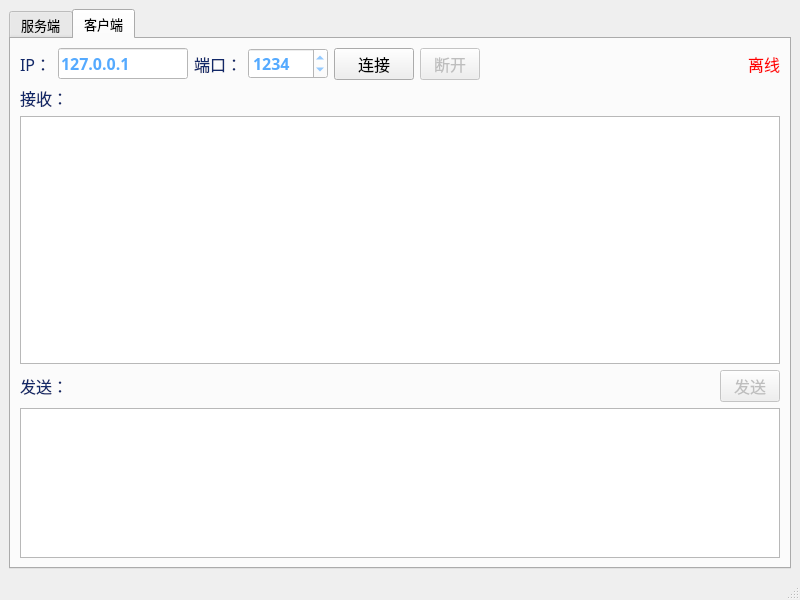
Above: wsTest/mainwindow.ui from RMStonight/WebSocketTest before the change. Below: the same form after it.
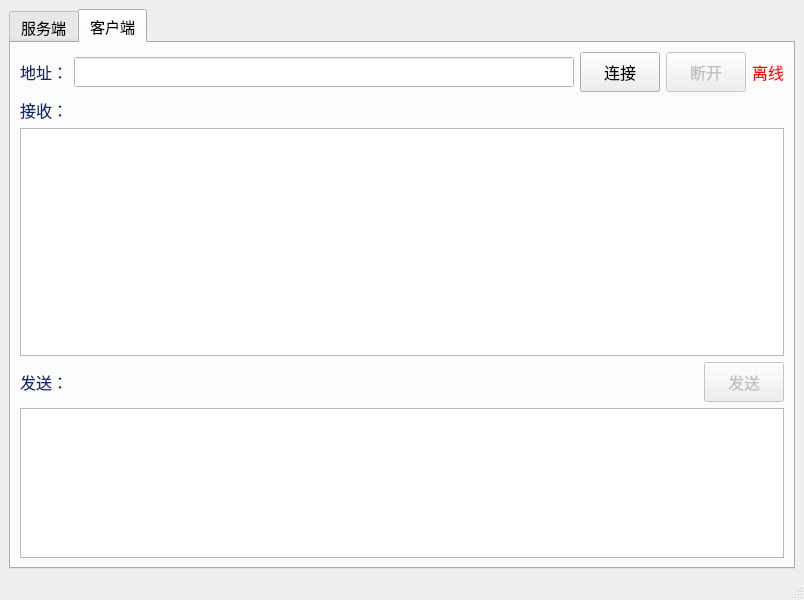
That is the form after the change. The open tabs and pages were chosen to show the change.

What changed in the file:
```diff
--- a/wsTest/mainwindow.ui
+++ b/wsTest/mainwindow.ui
@@ -20,7 +20,7 @@
       <property name="font">
        <font>
         <family>等线</family>
-        <pointsize>10</pointsize>
+        <pointsize>11</pointsize>
        </font>
       </property>
       <property name="currentIndex">
@@ -392,58 +392,20 @@
          <layout class="QHBoxLayout" name="horizontalLayout_3">
           <item>
            <widget class="QLabel" name="label_6">
-            <property name="font">
-             <font>
-              <family>华文中宋</family>
-              <pointsize>12</pointsize>
-              <weight>50</weight>
-              <bold>false</bold>
-             </font>
-            </property>
-            <property name="styleSheet">
-             <string notr="true">background-color: rgba(255, 255, 255, 0);
-color: rgb(18, 40, 104);</string>
-            </property>
-            <property name="text">
-             <string>IP：</string>
-            </property>
-           </widget>
-          </item>
-          <item>
-           <widget class="QLineEdit" name="socketIP">
             <property name="minimumSize">
              <size>
-              <width>130</width>
-              <height>0</height>
+              <width>0</width>
+              <height>30</height>
              </size>
             </property>
             <property name="maximumSize">
              <size>
-              <width>130</width>
-              <height>16777215</height>
+              <width>16777215</width>
+              <height>30</height>
              </size>
             </property>
             <property name="font">
              <font>
-              <family>等线</family>
-              <pointsize>12</pointsize>
-              <weight>75</weight>
-              <bold>true</bold>
-             </font>
-            </property>
-            <property name="styleSheet">
-             <string notr="true">background-color: rgb(255, 255, 255);
-color: rgb(85, 170, 255);</string>
-            </property>
-            <property name="text">
-             <string>127.0.0.1</string>
-            </property>
-           </widget>
-          </item>
-          <item>
-           <widget class="QLabel" name="label_5">
-            <property name="font">
-             <font>
               <family>华文中宋</family>
               <pointsize>12</pointsize>
               <weight>50</weight>
@@ -455,22 +417,22 @@
 color: rgb(18, 40, 104);</string>
             </property>
             <property name="text">
-             <string>端口：</string>
+             <string>地址：</string>
             </property>
            </widget>
           </item>
           <item>
-           <widget class="QSpinBox" name="socketPort">
+           <widget class="QLineEdit" name="wsUrl">
             <property name="minimumSize">
              <size>
-              <width>80</width>
-              <height>0</height>
+              <width>500</width>
+              <height>30</height>
              </size>
             </property>
             <property name="maximumSize">
              <size>
-              <width>80</width>
-              <height>16777215</height>
+              <width>16777215</width>
+              <height>30</height>
              </size>
             </property>
             <property name="font">
@@ -485,15 +447,6 @@
              <string notr="true">background-color: rgb(255, 255, 255);
 color: rgb(85, 170, 255);</string>
             </property>
-            <property name="minimum">
-             <number>1</number>
-            </property>
-            <property name="maximum">
-             <number>100000</number>
-            </property>
-            <property name="value">
-             <number>1234</number>
-            </property>
            </widget>
           </item>
           <item>
@@ -501,13 +454,13 @@
             <property name="minimumSize">
              <size>
               <width>0</width>
-              <height>0</height>
+              <height>40</height>
              </size>
             </property>
             <property name="maximumSize">
              <size>
               <width>16777215</width>
-              <height>16777215</height>
+              <height>40</height>
              </size>
             </property>
             <property name="font">
@@ -533,14 +486,14 @@
             </property>
             <property name="minimumSize">
              <size>
-              <width>60</width>
-              <height>0</height>
+              <width>0</width>
+              <height>40</height>
              </size>
             </property>
             <property name="maximumSize">
              <size>
-              <width>60</width>
-              <height>16777215</height>
+              <width>16777215</width>
+              <height>40</height>
              </size>
             </property>
             <property name="font">
@@ -586,6 +539,18 @@
           </item>
           <item>
            <widget class="QLabel" name="ClientState">
+            <property name="minimumSize">
+             <size>
+              <width>0</width>
+              <height>30</height>
+             </size>
+            </property>
+            <property name="maximumSize">
+             <size>
+              <width>16777215</width>
+              <height>30</height>
+             </size>
+            </property>
             <property name="font">
              <font>
               <family>华文中宋</family>
@@ -600,6 +565,9 @@
             <property name="text">
              <string>离线</string>
             </property>
+            <property name="alignment">
+             <set>Qt::AlignRight|Qt::AlignTrailing|Qt::AlignVCenter</set>
+            </property>
            </widget>
           </item>
          </layout>
@@ -640,6 +608,18 @@
          <layout class="QHBoxLayout" name="horizontalLayout_4">
           <item>
            <widget class="QLabel" name="label_8">
+            <property name="minimumSize">
+             <size>
+              <width>0</width>
+              <height>30</height>
+             </size>
+            </property>
+            <property name="maximumSize">
+             <size>
+              <width>16777215</width>
+              <height>30</height>
+             </size>
+            </property>
             <property name="font">
              <font>
               <family>华文中宋</family>
@@ -677,14 +657,14 @@
             </property>
             <property name="minimumSize">
              <size>
-              <width>60</width>
-              <height>0</height>
+              <width>0</width>
+              <height>40</height>
              </size>
             </property>
             <property name="maximumSize">
              <size>
-              <width>60</width>
-              <height>16777215</height>
+              <width>16777215</width>
+              <height>40</height>
              </size>
             </property>
             <property name="font">
@@ -722,6 +702,11 @@
             <height>150</height>
            </size>
           </property>
+          <property name="font">
+           <font>
+            <pointsize>12</pointsize>
+           </font>
+          </property>
          </widget>
         </item>
        </layout>
```
Left out of the diff: 106 changed lines with no effect on the pictures.
